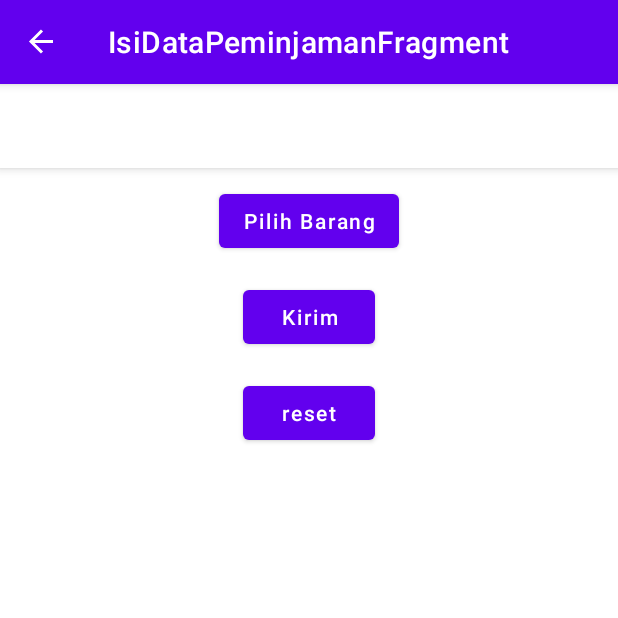
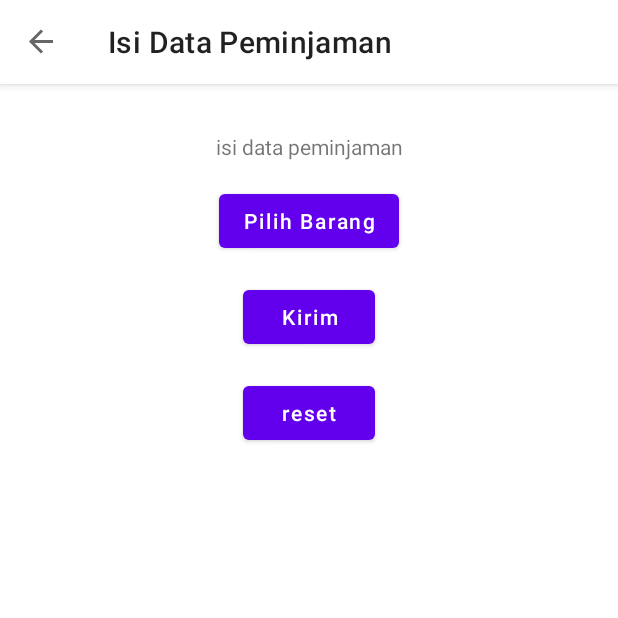
Before and after one commit to dedeDR18/TheInventory, an Android app: the IsiDataPeminjamanFragment screen opened through its navigation route, on a phone screen of 412 x 824 dp, the top half of it. Run offline under Robolectric (Android 15) with nearby library versions, the phone set to English and light mode, and no system bars; our stand-ins replace data binding, navigation-ui.

```diff
--- a/app/src/main/java/id/learn/android/theinventory/presentation/main/MainActivity.kt
+++ b/app/src/main/java/id/learn/android/theinventory/presentation/main/MainActivity.kt
@@ -28,10 +28,10 @@ class MainActivity : AppCompatActivity() {
 
         setSupportActionBar(binding.toolbar)
 
-        changeToolbarTitle()
-
         //init navController
         navController = findNavController(R.id.nav_host_fragment)
+
+        changeToolbarTitle()
 
         appBarConfiguration = AppBarConfiguration(setOf(R.id.homeFragment, R.id.dataBarangFragment, R.id.peminjamanFragment, R.id.historyFragment))
         setupActionBarWithNavController(navController, appBarConfiguration)
--- a/app/src/main/java/id/learn/android/theinventory/presentation/peminjaman/detail/IsiDataPeminjamanFragment.kt
+++ b/app/src/main/java/id/learn/android/theinventory/presentation/peminjaman/detail/IsiDataPeminjamanFragment.kt
@@ -5,7 +5,9 @@ import androidx.fragment.app.Fragment
 import android.view.LayoutInflater
 import android.view.View
 import android.view.ViewGroup
+import android.widget.Toast
 import androidx.navigation.NavController
+import androidx.navigation.Navigation
 import id.learn.android.theinventory.R
 import id.learn.android.theinventory.databinding.FragmentIsiDataPeminjamanBinding
 import id.learn.android.theinventory.databinding.FragmentWelcomeBinding
@@ -34,6 +36,23 @@ class IsiDataPeminjamanFragment : Fragment() {
 
     }
 
+    override fun onViewCreated(view: View, savedInstanceState: Bundle?) {
+        super.onViewCreated(view, savedInstanceState)
+        navController = Navigation.findNavController(view)
+
+        binding.btnPilihBarang.setOnClickListener {
+            navController.navigate(R.id.action_isiDataPeminjamanFragment_to_listBarangFragment)
+        }
+
+        binding.btnKirim.setOnClickListener {
+            navController.popBackStack()
+        }
+
+        binding.btnReset.setOnClickListener {
+            Toast.makeText(requireActivity(), "Reset", Toast.LENGTH_SHORT).show()
+        }
+    }
+
     override fun onDestroy() {
         super.onDestroy()
         _binding = null
--- a/app/src/main/java/id/learn/android/theinventory/presentation/welcome/WelcomeFragment.kt
+++ b/app/src/main/java/id/learn/android/theinventory/presentation/welcome/WelcomeFragment.kt
@@ -37,6 +37,14 @@ class WelcomeFragment : Fragment() {
     override fun onViewCreated(view: View, savedInstanceState: Bundle?) {
         super.onViewCreated(view, savedInstanceState)
         navController = Navigation.findNavController(view)
+
+        binding.btnDaftar.setOnClickListener {
+            navController.navigate(R.id.action_welcomeFragment_to_daftarFragment)
+        }
+
+        binding.btnLogin.setOnClickListener {
+            navController.navigate(R.id.action_welcomeFragment_to_loginFragment)
+        }
     }
 
 
--- a/app/src/main/res/layout/activity_main.xml
+++ b/app/src/main/res/layout/activity_main.xml
@@ -30,15 +30,15 @@
 
     <fragment
         android:id="@+id/nav_host_fragment"
+        android:name="androidx.navigation.fragment.NavHostFragment"
         android:layout_width="match_parent"
         android:layout_height="0dp"
-        android:name="androidx.navigation.fragment.NavHostFragment"
         app:defaultNavHost="true"
-        app:navGraph='@navigation/mobile_navigation'
         app:layout_constraintBottom_toTopOf="@+id/nav_view"
         app:layout_constraintEnd_toEndOf="parent"
         app:layout_constraintStart_toStartOf="parent"
-        app:layout_constraintTop_toTopOf="parent" />
+        app:layout_constraintTop_toBottomOf="@+id/appBarLayout"
+        app:navGraph='@navigation/mobile_navigation' />
 
     <com.google.android.material.bottomnavigation.BottomNavigationView
         android:id="@+id/nav_view"
--- /dev/null
+++ b/app/src/main/res/menu/main_menu.xml
@@ -0,0 +1,4 @@
+<?xml version="1.0" encoding="utf-8"?>
+<menu xmlns:android="http://schemas.android.com/apk/res/android">
+
+</menu>
--- a/app/src/main/res/navigation/mobile_navigation.xml
+++ b/app/src/main/res/navigation/mobile_navigation.xml
@@ -8,7 +8,7 @@
     <fragment
         android:id="@+id/welcomeFragment"
         android:name="id.learn.android.theinventory.presentation.welcome.WelcomeFragment"
-        android:label="WelcomeFragment"
+        android:label="Welcome"
         tools:layout="@layout/fragment_welcome"
         >
         <action
@@ -21,7 +21,7 @@
     <fragment
         android:id="@+id/daftarFragment"
         android:name="id.learn.android.theinventory.presentation.daftar.DaftarFragment"
-        android:label="DaftarFragment"
+        android:label="Daftar"
         tools:layout="@layout/fragment_daftar"
         >
         <action
@@ -31,7 +31,7 @@
     <fragment
         android:id="@+id/loginFragment"
         android:name="id.learn.android.theinventory.presentation.login.LoginFragment"
-        android:label="LoginFragment"
+        android:label="Masuk"
         tools:layout="@layout/fragment_login"
         >
         <action
@@ -41,18 +41,18 @@
     <fragment
         android:id="@+id/homeFragment"
         android:name="id.learn.android.theinventory.presentation.home.HomeFragment"
-        android:label="HomeFragment"
+        android:label="Home"
         tools:layout="@layout/fragment_home"
         />
     <fragment
         android:id="@+id/dataBarangFragment"
         android:name="id.learn.android.theinventory.presentation.databarang.DataBarangFragment"
-        android:label="DataBarangFragment"
+        android:label="Data Barang"
         tools:layout="@layout/fragment_data_barang"/>
     <fragment
         android:id="@+id/peminjamanFragment"
         android:name="id.learn.android.theinventory.presentation.peminjaman.PeminjamanFragment"
-        android:label="PeminjamanFragment"
+        android:label="Peminjaman"
         tools:layout="@layout/fragment_peminjaman"
         >
         <action
@@ -65,13 +65,13 @@
     <fragment
         android:id="@+id/historyFragment"
         android:name="id.learn.android.theinventory.presentation.history.HistoryFragment"
-        android:label="HistoryFragment"
+        android:label="History"
         tools:layout="@layout/fragment_history"
         />
     <fragment
         android:id="@+id/isiDataPeminjamanFragment"
         android:name="id.learn.android.theinventory.presentation.peminjaman.detail.IsiDataPeminjamanFragment"
-        android:label="IsiDataPeminjamanFragment"
+        android:label="Isi Data Peminjaman"
         tools:layout="@layout/fragment_isi_data_peminjaman"
         >
         <action
@@ -81,13 +81,13 @@
     <fragment
         android:id="@+id/listBarangFragment"
         android:name="id.learn.android.theinventory.presentation.peminjaman.pilihbarang.ListBarangFragment"
-        android:label="ListBarangFragment"
+        android:label="List Barang"
         tools:layout="@layout/fragment_list_barang"
         />
     <fragment
         android:id="@+id/listStatusPeminjamanFragment"
         android:name="id.learn.android.theinventory.presentation.peminjaman.status.listpinjaman.ListStatusPeminjamanFragment"
-        android:label="ListStatusPeminjamanFragment"
+        android:label="List Status Peminjaman"
         tools:layout="@layout/fragment_list_status_peminjaman"
         >
         <action
@@ -97,13 +97,13 @@
     <fragment
         android:id="@+id/detailStatusPeminjamanFragment"
         android:name="id.learn.android.theinventory.presentation.peminjaman.status.detailpinjaman.DetailStatusPeminjamanFragment"
-        android:label="DetailStatusPeminjamanFragment"
+        android:label="Detail Status Peminjaman"
         tools:layout="@layout/fragment_detail_status_peminjaman"
         />
     <fragment
         android:id="@+id/profileFragment"
         android:name="id.learn.android.theinventory.presentation.profile.ProfileFragment"
-        android:label="ProfileFragment"
+        android:label="Profile Saya"
         tools:layout="@layout/fragment_profile"
         >
         <action
@@ -113,7 +113,7 @@
     <fragment
         android:id="@+id/ubahPassFragment"
         android:name="id.learn.android.theinventory.presentation.ubahpassword.UbahPassFragment"
-        android:label="UbahPassFragment"
+        android:label="Ubah Password"
         tools:layout="@layout/fragment_ubah_pass"
         />
 </navigation>
--- a/app/src/main/res/values-night/themes.xml
+++ b/app/src/main/res/values-night/themes.xml
@@ -1,6 +1,6 @@
 <resources xmlns:tools="http://schemas.android.com/tools">
     <!-- Base application theme. -->
-    <style name="Theme.TheInventory" parent="Theme.MaterialComponents.DayNight.DarkActionBar">
+    <style name="Theme.TheInventory" parent="Theme.MaterialComponents.DayNight.NoActionBar">
         <!-- Primary brand color. -->
         <item name="colorPrimary">@color/purple_200</item>
         <item name="colorPrimaryVariant">@color/purple_700</item>
--- a/app/src/main/res/values/themes.xml
+++ b/app/src/main/res/values/themes.xml
@@ -1,6 +1,6 @@
 <resources xmlns:tools="http://schemas.android.com/tools">
     <!-- Base application theme. -->
-    <style name="Theme.TheInventory" parent="Theme.MaterialComponents.DayNight.DarkActionBar">
+    <style name="Theme.TheInventory" parent="Theme.MaterialComponents.DayNight.NoActionBar">
         <!-- Primary brand color. -->
         <item name="colorPrimary">@color/purple_500</item>
         <item name="colorPrimaryVariant">@color/purple_700</item>
```
Also changed, not shown: app/src/main/java/id/learn/android/theinventory/presentation/daftar/DaftarFragment.kt (+11 -0 lines), app/src/main/java/id/learn/android/theinventory/presentation/databarang/DataBarangFragment.kt (+13 -0 lines), app/src/main/java/id/learn/android/theinventory/presentation/history/HistoryFragment.kt (+13 -0 lines), app/src/main/java/id/learn/android/theinventory/presentation/home/HomeFragment.kt (+13 -0 lines), app/src/main/java/id/learn/android/theinventory/presentation/login/LoginFragment.kt (+10 -0 lines), app/src/main/java/id/learn/android/theinventory/presentation/peminjaman/PeminjamanFragment.kt (+27 -0 lines), app/src/main/java/id/learn/android/theinventory/presentation/peminjaman/pilihbarang/ListBarangFragment.kt (+10 -0 lines), app/src/main/java/id/learn/android/theinventory/presentation/peminjaman/status/detailpinjaman/DetailStatusPeminjamanFragment.kt (+7 -0 lines), app/src/main/java/id/learn/android/theinventory/presentation/peminjaman/status/listpinjaman/ListStatusPeminjamanFragment.kt (+10 -0 lines), app/src/main/java/id/learn/android/theinventory/presentation/profile/ProfileFragment.kt (+10 -0 lines), app/src/main/java/id/learn/android/theinventory/presentation/ubahpassword/UbahPassFragment.kt (+12 -0 lines).
